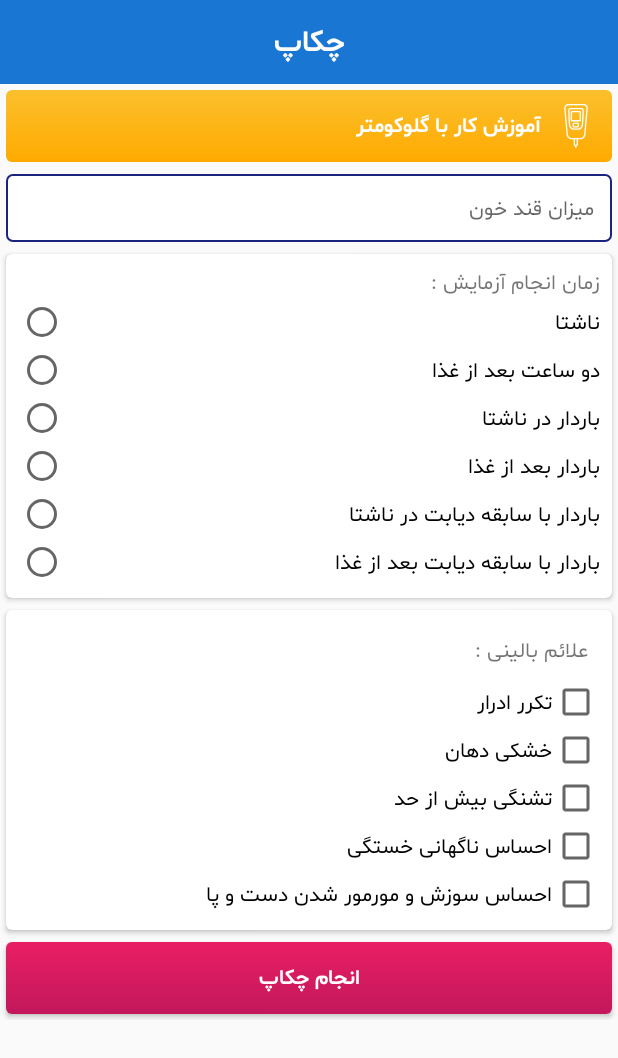
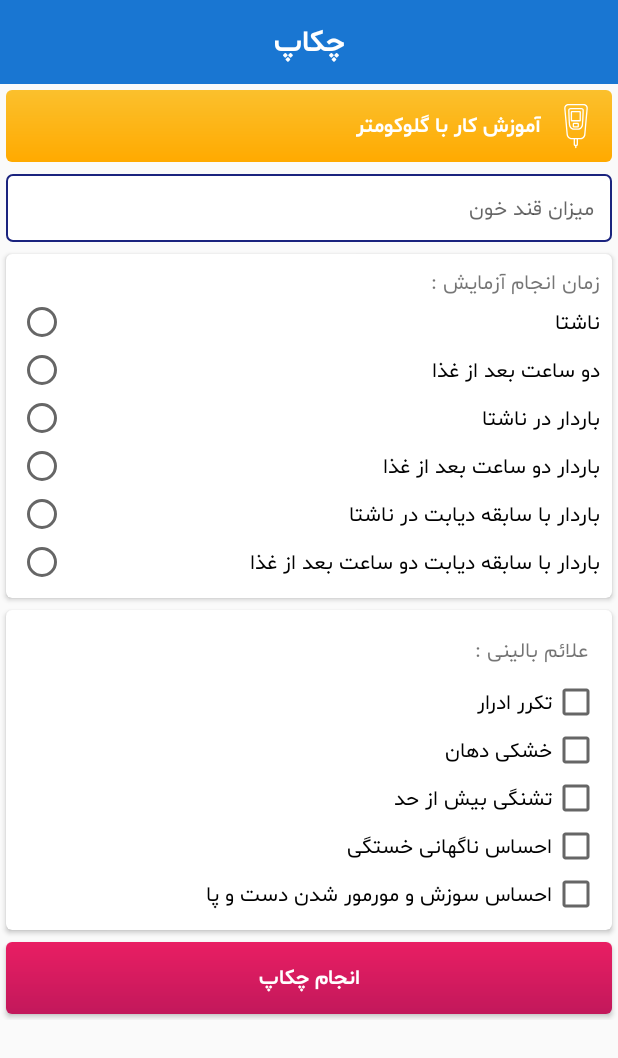
Before and after one commit to danialnoaein/hackahealth2-diatel, an Android app: the ImmediateCheckupActivity screen opened directly, with no data from a screen before it, on a phone screen of 412 x 824 dp. Shown: the top 1058 px of the screen. Run offline under Robolectric (Android 15) with nearby library versions, the phone set to English and light mode, and no system bars; libraries missing offline, so code that uses them is left out: com.github.ybq.android, com.loopj.android, cz.msebera.android; plain views replace SpinKitView; 1 statement that could not run was skipped.

Commit message:
Fix some errors and handled

```diff
--- a/app/src/main/res/layout/activity_immediate_checkup.xml
+++ b/app/src/main/res/layout/activity_immediate_checkup.xml
@@ -133,7 +133,7 @@
                             android:layout_width="match_parent"
                             android:layout_height="wrap_content"
                             android:id="@+id/rb_checkup_time_3"
-                            android:text="باردار بعد از غذا"/>
+                            android:text="باردار دو ساعت بعد از غذا"/>
 
                         <danialnoaein_widgets.RadioButton
                             android:layout_width="match_parent"
@@ -145,7 +145,7 @@
                             android:layout_width="match_parent"
                             android:layout_height="wrap_content"
                             android:id="@+id/rb_checkup_time_5"
-                            android:text="باردار با سابقه دیابت بعد از غذا"/>
+                            android:text="باردار با سابقه دیابت دو ساعت بعد از غذا"/>
 
 
                     </RadioGroup>
```
Also changed, not shown: app/src/main/java/hackahealth/diatel/ImmediateCheckupActivity.java (+15 -17 lines), 9 other files.
